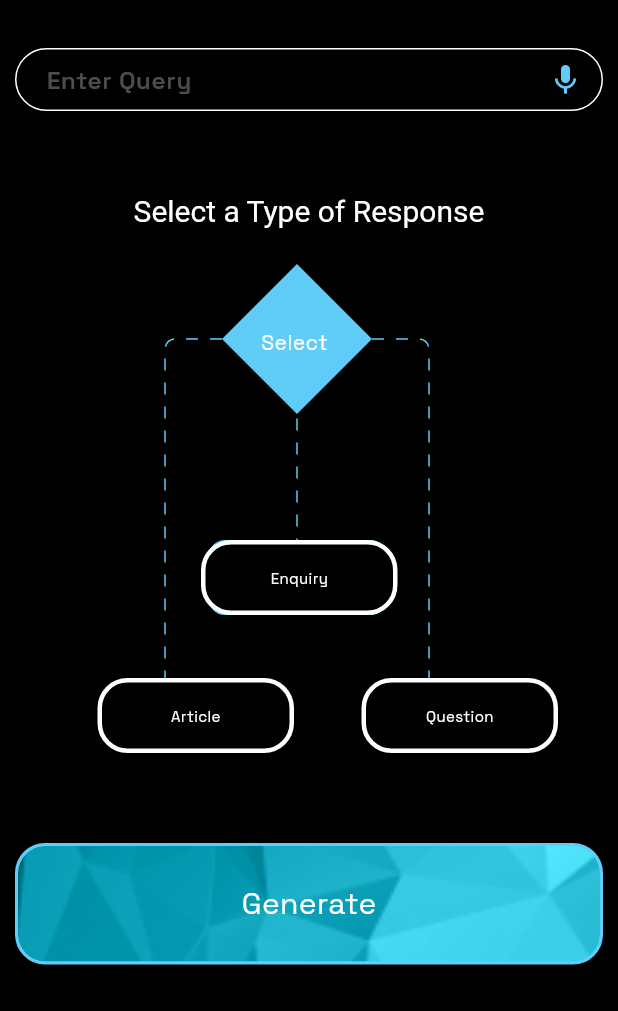
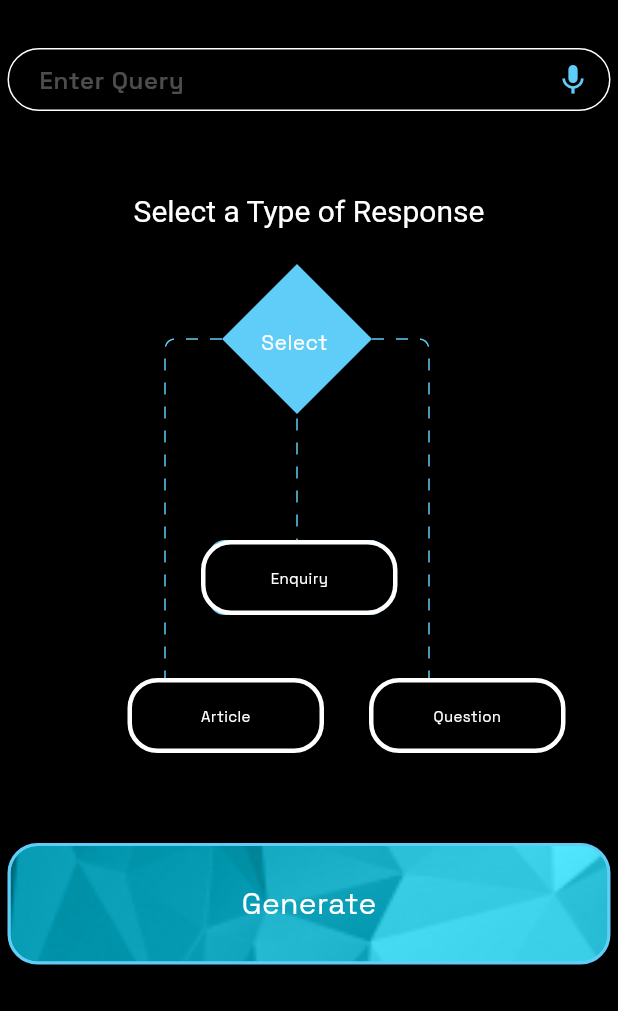
Before and after one commit to KarimRaouf/atw_team, a Flutter app: the screen it shows after launch, on a phone screen of 412 x 824 dp, the part 225-1236 px from its top. Run offline on Flutter 3.47's test engine with Material 3 defaults, Android fonts, the phone set to English and light mode, and no system bars; our stand-ins replace dio, flutter_bloc, flutter_svg, flutter_tts, google_fonts, speech_to_text; project files that could hold a hidden picture were left out.

```diff
--- a/lib/features/chat_input/view/chat_input_screen.dart
+++ b/lib/features/chat_input/view/chat_input_screen.dart
@@ -46,13 +46,12 @@ class ChatInputScreen extends StatelessWidget {
       builder: (context, state) {
         ChatInputCubit cubit = ChatInputCubit();
         cubit = ChatInputCubit.get(context);
-        var type = cubit.items;
         bool isSelected = false;
 
         return Scaffold(
           body: SafeArea(
             child: Padding(
-              padding: const EdgeInsets.only(left: 10, right: 10, bottom: 5),
+              padding: const EdgeInsets.only(left: 5, right: 5, bottom: 5),
               child: SingleChildScrollView(
                 physics: const BouncingScrollPhysics(),
                 child: Column(
@@ -83,8 +82,9 @@ class ChatInputScreen extends StatelessWidget {
                     const SizedBox(height: 55),
                     RichText(
                       textAlign: TextAlign.center,
-                      text: const TextSpan(
+                      text: TextSpan(
                         style: TextStyle(
+                          color: cubit.textColor,
                           fontSize: 20,
                         ),
                         text: "Select a Type of Response",
@@ -131,8 +131,8 @@ class ChatInputScreen extends StatelessWidget {
                             },
                             isSelected: cubit.SelectedIndex == 1,
                           ),
-                          SizedBox(
-                            width: 45,
+                          const SizedBox(
+                            width: 30,
                           ),
                           ArticleTypeContainer(
                             index: 2,
@@ -209,7 +209,8 @@ class ChatInputScreen extends StatelessWidget {
                                 text: AppStrings.selectOptions);
                           } else {
                             TextToSpeechService.speak(
-                                text: AppStrings.writeOrVoice,);
+                              text: AppStrings.writeOrVoice,
+                            );
                           }
                         }
                       },
--- a/lib/features/chat_input/view/widgets/chat_text_field.dart
+++ b/lib/features/chat_input/view/widgets/chat_text_field.dart
@@ -23,6 +23,9 @@ class ChatTextField extends StatelessWidget {
         ),
       ),
       child: TextFormField(
+        onChanged: (text) {
+          cubit.changeTextColor();
+        },
         controller: cubit.searchController,
         decoration: InputDecoration(
             suffixIcon: IconButton(
@@ -30,7 +33,7 @@ class ChatTextField extends StatelessWidget {
                 await SpeechToTextService.startListening().then((_) {});
               },
               color: const Color.fromARGB(255, 95, 205, 248),
-              icon: Icon(Icons.mic),
+              icon: const Icon(Icons.mic),
             ),
             border: InputBorder.none,
             hintText: 'Enter Query',
--- a/lib/features/chat_input/view_model/cubit/chat_input_state.dart
+++ b/lib/features/chat_input/view_model/cubit/chat_input_state.dart
@@ -17,3 +17,5 @@ class ResponseErrorState extends ChatInputState {
   final String errorMessage;
   ResponseErrorState(this.errorMessage);
 }
+
+class ChangeTextColorState extends ChatInputState{}
```
Also changed, not shown: lib/features/chat_input/view_model/cubit/chat_input_cubit.dart (+13 -9 lines), lib/features/chat_response/view/chat_response_screen.dart (+8 -5 lines), pubspec.lock.
